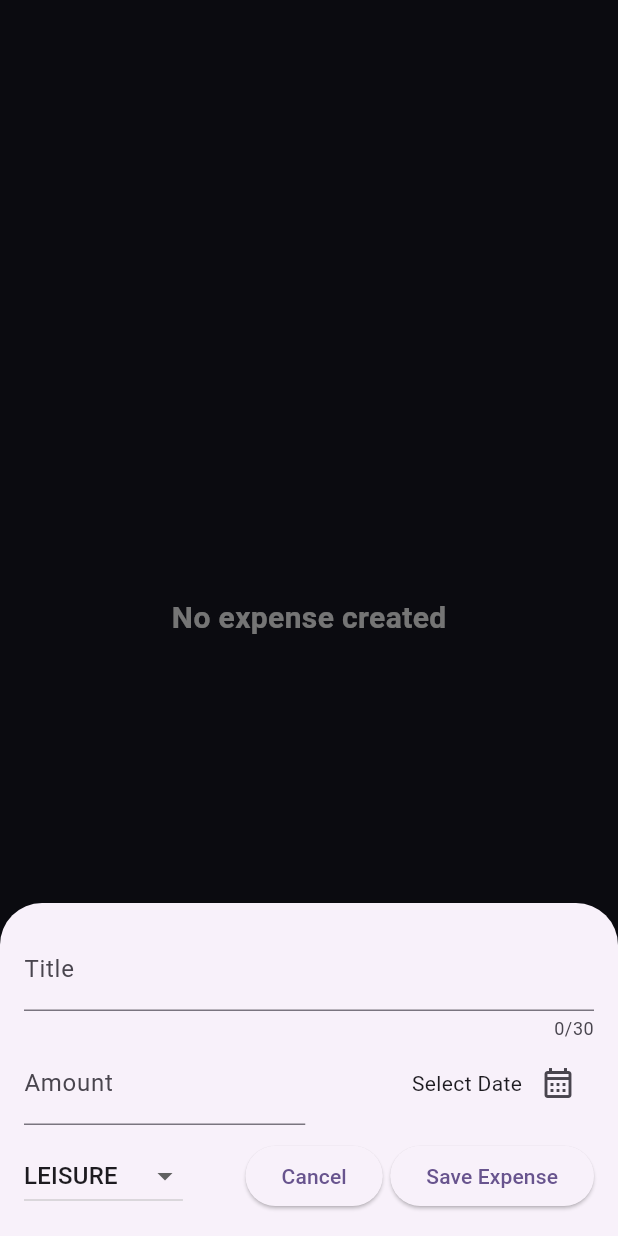
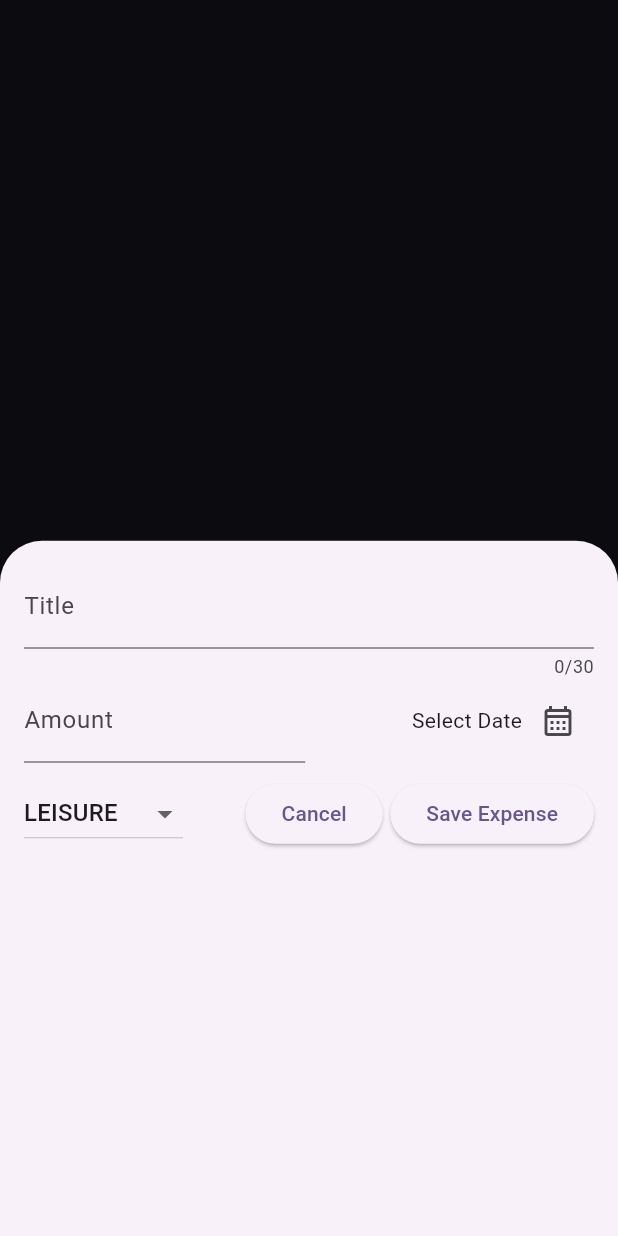
Before and after one commit to Emmanueloluwadamilola/expense_tracker, a Flutter app: the screen it shows after launch, after a tap on the "add" icon, on a phone screen of 412 x 824 dp. Run offline on Flutter 3.47's test engine with Material 3 defaults, Android fonts, the phone set to English and light mode, and no system bars; our stand-ins replace gap.

Commit message:
feat: responsivesness, refactoring

```diff
--- a/lib/main.dart
+++ b/lib/main.dart
@@ -1,5 +1,5 @@
-import 'package:expense_tracker/home_page.dart';
 import 'package:expense_tracker/provider/expense_provider.dart';
+import 'package:expense_tracker/screens/home_page.dart';
 import 'package:flutter/material.dart';
 import 'package:flutter/services.dart';
 import 'package:provider/provider.dart';
--- a/lib/provider/expense_provider.dart
+++ b/lib/provider/expense_provider.dart
@@ -1,4 +1,4 @@
-import 'package:expense_tracker/expense_data.dart';
+import 'package:expense_tracker/model/expense_data.dart';
 import 'package:expense_tracker/provider/expense_state.dart';
 import 'package:flutter/material.dart';
 
--- a/lib/provider/expense_state.dart
+++ b/lib/provider/expense_state.dart
@@ -1,6 +1,4 @@
-// ignore_for_file: unused_field
-
-import 'package:expense_tracker/expense_data.dart';
+import 'package:expense_tracker/model/expense_data.dart';
 
 class ExpenseState {
   List<ExpenseModel> myLIst = [];
--- /dev/null
+++ b/lib/screens/widgets/bottom_sheet.dart
@@ -0,0 +1,197 @@
+import 'dart:io';
+
+import 'package:expense_tracker/model/expense_data.dart';
+import 'package:expense_tracker/provider/expense_provider.dart';
+import 'package:flutter/cupertino.dart';
+import 'package:flutter/material.dart';
+import 'package:gap/gap.dart';
+import 'package:provider/provider.dart';
+
+class BottomSheetWidget extends StatefulWidget {
+  const BottomSheetWidget({super.key});
+
+  @override
+  State<BottomSheetWidget> createState() => _BottomSheetWidgetState();
+}
+
+class _BottomSheetWidgetState extends State<BottomSheetWidget> {
+  ExpenseProvider? _provider;
+  final TextEditingController _titleController = TextEditingController();
+  final TextEditingController _amountController = TextEditingController();
+  final now = DateTime.now();
+  DateTime? selectedDate;
+  Category selectedCategory = Category.leisure;
+  double? amount;
+
+  @override
+  void dispose() {
+    _titleController.dispose();
+    _amountController.dispose();
+    super.dispose();
+  }
+
+  void displayDialog() {
+    if (Platform.isIOS) {
+      showCupertinoDialog(
+          context: context,
+          builder: (ctx) => CupertinoAlertDialog(
+                title: const Text('Invalid Input'),
+                content: const Text('Enter valid title, amount or date'),
+                actions: [
+                  TextButton(
+                    onPressed: () {
+                      Navigator.pop(ctx);
+                    },
+                    child: const Text('OK'),
+                  ),
+                ],
+              ));
+
+    }
+    else{
+      showDialog(
+        context: context,
+        builder: (ctx) => AlertDialog(
+          title: const Text('Invalid Input'),
+          content: const Text('Enter valid title, amount or date'),
+          actions: [
+            TextButton(
+              onPressed: () {
+                Navigator.pop(ctx);
+              },
+              child: const Text('OK'),
+            ),
+          ],
+        ),
+      );
+    }
+  }
+
+  void _submitExpenseData() {
+    final amount = double.tryParse(_amountController.text);
+    final amountIsInvalid = amount == null || amount <= 0;
+    if (_titleController.text.trim().isEmpty ||
+        amountIsInvalid ||
+        selectedDate == null) {
+      // const SnackBar(backgroundColor: Colors.red,
+      //   content: Text('Invalid Input'));
+
+      displayDialog();
+    } else {
+      _provider?.addExpense();
+      Navigator.pop(context);
+    }
+  }
+
+  void displayDatePicker() async {
+    final firstDate = DateTime(now.year - 1, now.month, now.day);
+    final pickedDate = await showDatePicker(
+        context: context,
+        initialDate: now,
+        firstDate: firstDate,
+        lastDate: now);
+    setState(() {
+      selectedDate = pickedDate;
+      _provider?.setDate(selectedDate);
+    });
+  }
+
+  @override
+  Widget build(BuildContext context) {
+    return Consumer<ExpenseProvider>(
+      builder: (context, provider, _) {
+        _provider ??= provider;
+
+        return Padding(
+          padding: const EdgeInsets.all(16.0),
+          child: Column(
+            children: [
+              TextField(
+                controller: _titleController,
+                maxLength: 30,
+                decoration: const InputDecoration(
+                  label: Text('Title'),
+                ),
+                onSubmitted: (value) => provider.setExpenseTitle(value),
+              ),
+              Row(
+                children: [
+                  Expanded(
+                    child: TextField(
+                      controller: _amountController,
+                      keyboardType: const TextInputType.numberWithOptions(
+                          decimal: true),
+                      decoration: const InputDecoration(
+                        prefixText: '\$ ',
+                        label: Text('Amount'),
+                      ),
+                      onSubmitted: (value) {
+                        final amount = double.tryParse(value);
+                        provider.setExpenseAmount(amount);
+                      },
+                    ),
+                  ),
+                  const Gap(5),
+                  Expanded(
+                    child: Row(
+                      mainAxisAlignment: MainAxisAlignment.end,
+                      crossAxisAlignment: CrossAxisAlignment.center,
+                      children: [
+                        Text(
+                          selectedDate == null
+                              ? 'Select Date'
+                              : formatter.format(selectedDate!),
+                        ),
+                        IconButton(
+                            onPressed: displayDatePicker,
+                            icon: const Icon(Icons.calendar_month_outlined))
+                      ],
+                    ),
+                  )
+                ],
+              ),
+              const Gap(10),
+              Row(
+                // mainAxisAlignment: MainAxisAlignment.spaceBetween,
+                children: [
+                  DropdownButton(
+                    value: selectedCategory,
+                    items: Category.values
+                        .map(
+                          (category) => DropdownMenuItem(
+                            value: category,
+                            child: Text(category.name.toUpperCase()),
+                          ),
+                        )
+                        .toList(),
+                    onChanged: (value) {
+                      if (value == null) {
+                        return;
+                      }
+                      setState(() {
+                        selectedCategory = value;
+                        provider.setExpenseCategory(value);
+                      });
+                    },
+                  ),
+                  const Spacer(),
+                  ElevatedButton(
+                      onPressed: () {
+                        Navigator.pop(context);
+                      },
+                      child: const Text('Cancel')),
+                  const Gap(5),
+                  ElevatedButton(
+                      onPressed: () {
+                        _submitExpenseData();
+                      },
+                      child: const Text('Save Expense'))
+                ],
+              )
+            ],
+          ),
+        );
+      },
+    );
+  }
+}
--- a/lib/chart/chart.dart
+++ b/lib/screens/widgets/chart/chart.dart
@@ -1,5 +1,5 @@
-import 'package:expense_tracker/chart/chart_bar.dart';
-import 'package:expense_tracker/expense_data.dart';
+import 'package:expense_tracker/model/expense_data.dart';
+import 'package:expense_tracker/screens/widgets/chart/chart_bar.dart';
 import 'package:flutter/material.dart';
 
 class Chart extends StatelessWidget {
--- a/lib/widgets/expense_listview.dart
+++ b/lib/screens/widgets/expense_listview.dart
@@ -1,4 +1,4 @@
-import 'package:expense_tracker/expense_data.dart';
+import 'package:expense_tracker/model/expense_data.dart';
 import 'package:expense_tracker/provider/expense_provider.dart';
 import 'package:flutter/material.dart';
 import 'package:gap/gap.dart';
--- a/lib/widgets/bottom_sheet.dart
+++ /dev/null
@@ -1,172 +0,0 @@
-import 'package:expense_tracker/expense_data.dart';
-import 'package:expense_tracker/provider/expense_provider.dart';
-import 'package:flutter/material.dart';
-import 'package:gap/gap.dart';
-import 'package:provider/provider.dart';
-
-class BottomSheetWidget extends StatefulWidget {
-  const BottomSheetWidget({super.key});
-
-  @override
-  State<BottomSheetWidget> createState() => _BottomSheetWidgetState();
-}
-
-class _BottomSheetWidgetState extends State<BottomSheetWidget> {
-  ExpenseProvider? _provider;
-  final TextEditingController _titleController = TextEditingController();
-  final TextEditingController _amountController = TextEditingController();
-  final now = DateTime.now();
-  DateTime? selectedDate;
-  Category selectedCategory = Category.leisure;
-  double? amount;
-
-  @override
-  void dispose() {
-    _titleController.dispose();
-    _amountController.dispose();
-    super.dispose();
-  }
-
-  void _submitExpenseData() {
-    final amount = double.tryParse(_amountController.text);
-    final amountIsInvalid = amount == null || amount <= 0;
-    if (_titleController.text.trim().isEmpty ||
-        amountIsInvalid ||
-        selectedDate == null) {
-      // const SnackBar(backgroundColor: Colors.red,
-      //   content: Text('Invalid Input'));
-      showDialog(
-        context: context,
-        builder: (ctx) => AlertDialog(
-          title: const Text('Invalid Input'),
-          content: const Text('Enter valid title, amount or date'),
-          actions: [
-            TextButton(
-              onPressed: () {
-                Navigator.pop(ctx);
-              },
-              child: const Text('OK'),
-            ),
-          ],
-        ),
-      );
-    } else {
-      _provider?.addExpense();
-      Navigator.pop(context);
-    }
-  }
-
-  void displayDatePicker() async {
-    final firstDate = DateTime(now.year - 1, now.month, now.day);
-    final pickedDate = await showDatePicker(
-        context: context,
-        initialDate: now,
-        firstDate: firstDate,
-        lastDate: now);
-    setState(() {
-      selectedDate = pickedDate;
-      _provider?.setDate(selectedDate);
-    });
-  }
-
-  @override
-  Widget build(BuildContext context) {
-    return Consumer<ExpenseProvider>(
-      builder: (context, provider, _) {
-        _provider ??= provider;
-
-        return Padding(
-          padding: const EdgeInsets.all(16.0),
-          child: SingleChildScrollView(
-            child: Column(
-              children: [
-                TextField(
-                  controller: _titleController,
-                  maxLength: 30,
-                  decoration: const InputDecoration(
-                    label: Text('Title'),
-                  ),
-                  onSubmitted: (value) => provider.setExpenseTitle(value),
-                ),
-                Row(
-                  children: [
-                    Expanded(
-                      child: TextField(
-                        controller: _amountController,
-                        keyboardType:
-                            const TextInputType.numberWithOptions(decimal: true),
-                        decoration: const InputDecoration(
-                          prefixText: '\$ ',
-                          label: Text('Amount'),
-                        ),
-                        onSubmitted: (value) {
-                          final amount = double.tryParse(value);
-                          provider.setExpenseAmount(amount);
-                        },
-                      ),
-                    ),
-                    const Gap(5),
-                    Expanded(
-                      child: Row(
-                        mainAxisAlignment: MainAxisAlignment.end,
-                        crossAxisAlignment: CrossAxisAlignment.center,
-                        children: [
-                          Text(
-                            selectedDate == null
-                                ? 'Select Date'
-                                : formatter.format(selectedDate!),
-                          ),
-                          IconButton(
-                              onPressed: displayDatePicker,
-                              icon: const Icon(Icons.calendar_month_outlined))
-                        ],
-                      ),
-                    )
-                  ],
-                ),
-                const Gap(10),
-                Row(
-                  // mainAxisAlignment: MainAxisAlignment.spaceBetween,
-                  children: [
-                    DropdownButton(
-                      value: selectedCategory,
-                      items: Category.values
-                          .map(
-                            (category) => DropdownMenuItem(
-                              value: category,
-                              child: Text(category.name.toUpperCase()),
-                            ),
-                          )
-                          .toList(),
-                      onChanged: (value) {
-                        if (value == null) {
-                          return;
-                        }
-                        setState(() {
-                          selectedCategory = value;
-                          provider.setExpenseCategory(value);
-                        });
-                      },
-                    ),
-                    const Spacer(),
-                    ElevatedButton(
-                        onPressed: () {
-                          Navigator.pop(context);
-                        },
-                        child: const Text('Cancel')),
-                    const Gap(5),
-                    ElevatedButton(
-                        onPressed: () {
-                          _submitExpenseData();
-                        },
-                        child: const Text('Save Expense'))
-                  ],
-                )
-              ],
-            ),
-          ),
-        );
-      },
-    );
-  }
-}
```
Also changed, not shown: lib/screens/home_page.dart (renamed from lib/home_page.dart, +3 -5 lines), lib/model/expense_data.dart (renamed from lib/expense_data.dart), lib/screens/widgets/chart/chart_bar.dart (renamed from lib/chart/chart_bar.dart), pubspec.lock.
